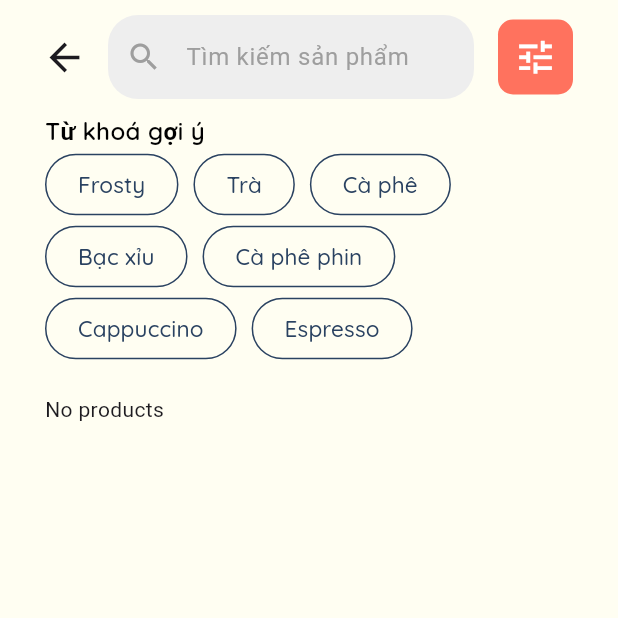
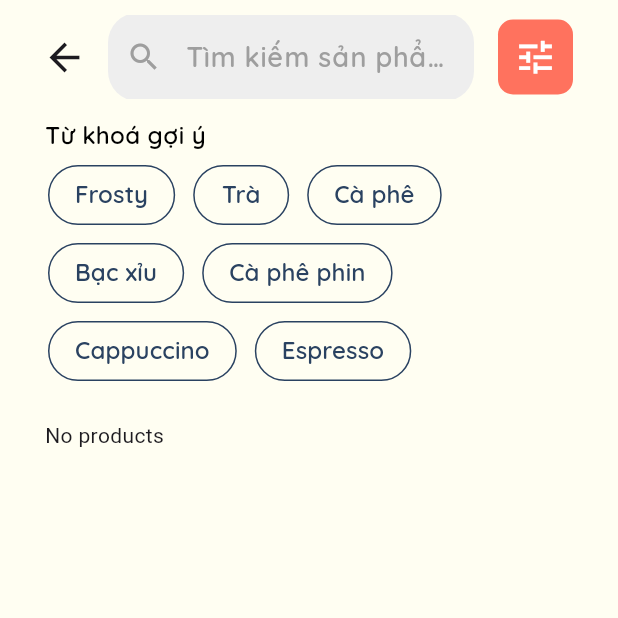
Before and after one commit to nhanvox/CoffeeShop, a Flutter app: the SearchPage screen opened directly, on a phone screen of 412 x 824 dp, the top half of it. Run offline on Flutter 3.47's test engine with Material 3 defaults, Android fonts, the phone set to English and light mode, and no system bars; our stand-ins replace animated_splash_screen, animated_text_kit, google_fonts, image_picker, jwt_decoder, page_transition and 2 more; accounts and stored records are empty; network calls fail.

Commit message:
update UI fav, search, updateaccount

```diff
--- a/coffeeshop/lib/config/config.dart
+++ b/coffeeshop/lib/config/config.dart
@@ -1,4 +1,4 @@
-const url = 'http://192.168.1.62:3000/';
+const url = 'http://192.168.1.136:3000/';
 //Authencation
 const registration = "${url}register";
 const login = '${url}login';
--- a/coffeeshop/lib/page/search/searchpage.dart
+++ b/coffeeshop/lib/page/search/searchpage.dart
@@ -1,7 +1,9 @@
 import 'dart:convert';
 
+import 'package:coffeeshop/page/login/view/components/quicksand.dart';
 import 'package:coffeeshop/page/search/view/item_keyword.dart';
 import 'package:flutter/material.dart';
+import 'package:google_fonts/google_fonts.dart';
 import 'package:http/http.dart' as http;
 
 import '../../config/config.dart';
@@ -132,7 +134,10 @@ class _SearchPageState extends State<SearchPage> {
                   fillColor: Colors.grey.shade200, // Màu nền của TextFormField
                   prefixIcon: const Icon(Icons.search, color: Colors.grey),
                   hintText: 'Tìm kiếm sản phẩm',
-                  hintStyle: const TextStyle(color: Colors.grey),
+                  hintStyle: GoogleFonts.getFont('Quicksand',
+                      color: Colors.grey,
+                      fontWeight: FontWeight.w600,
+                      fontSize: 18),
                   border: OutlineInputBorder(
                     borderRadius: BorderRadius.circular(20), // Bo tròn góc
                     borderSide: BorderSide.none, // Loại bỏ đường viền
@@ -146,17 +151,14 @@ class _SearchPageState extends State<SearchPage> {
                 child: Column(
                   crossAxisAlignment: CrossAxisAlignment.start,
                   children: [
-                    Text(
+                    TextQuicksand(
                       'Từ khoá gợi ý',
-                      style: TextStyle(
-                        color: Colors.black,
-                        fontSize: 16,
-                        fontFamily: 'Quicksand',
-                        fontWeight: FontWeight.w600,
-                      ),
+                      color: Colors.black,
+                      fontSize: 16,
+                      fontWeight: FontWeight.w600,
                     ),
                     Wrap(
-                      spacing: 10,
+                      spacing: 8,
                       children: [
                         ItemKeyword(itemname: 'Frosty'),
                         ItemKeyword(itemname: 'Trà'),
--- a/coffeeshop/lib/page/search/view/item_keyword.dart
+++ b/coffeeshop/lib/page/search/view/item_keyword.dart
@@ -1,4 +1,5 @@
 import 'package:flutter/material.dart';
+import 'package:google_fonts/google_fonts.dart';
 
 class ItemKeyword extends StatelessWidget {
   final String itemname;
@@ -6,23 +7,26 @@ class ItemKeyword extends StatelessWidget {
 
   @override
   Widget build(BuildContext context) {
-    return OutlinedButton(
+    return Padding(
+      padding: const EdgeInsets.all(2.0),
+      child: OutlinedButton(
         onPressed: () {},
         style: OutlinedButton.styleFrom(
           side: const BorderSide(color: Color(0xFF2A4261), width: 1),
           shape: RoundedRectangleBorder(
             borderRadius: BorderRadius.circular(30),
           ),
-        padding: const EdgeInsets.symmetric(horizontal: 22, vertical: 10),
+          padding: const EdgeInsets.symmetric(horizontal: 18, vertical: 5),
         ),
         child: Text(
           itemname,
           textAlign: TextAlign.center,
-        style: const TextStyle(
-          color: Color(0xFF2A4261),
-          fontSize: 15,
-          fontFamily: 'Quicksand',
-          fontWeight: FontWeight.w500,
+          style: GoogleFonts.getFont(
+            'Quicksand',
+            color: const Color(0xFF2A4261),
+            fontSize: 16,
+            fontWeight: FontWeight.w600,
+          ),
         ),
       ),
     );
```
Also changed, not shown: coffeeshop/lib/page/account/updateaccountpage.dart (+40 -38 lines), coffeeshop/lib/page/product/view/productfavouritepage.dart (+11 -4 lines), coffeeshop/assets/images/emptyfav.png (added). Lines whose indentation alone changed are shown as unchanged.
